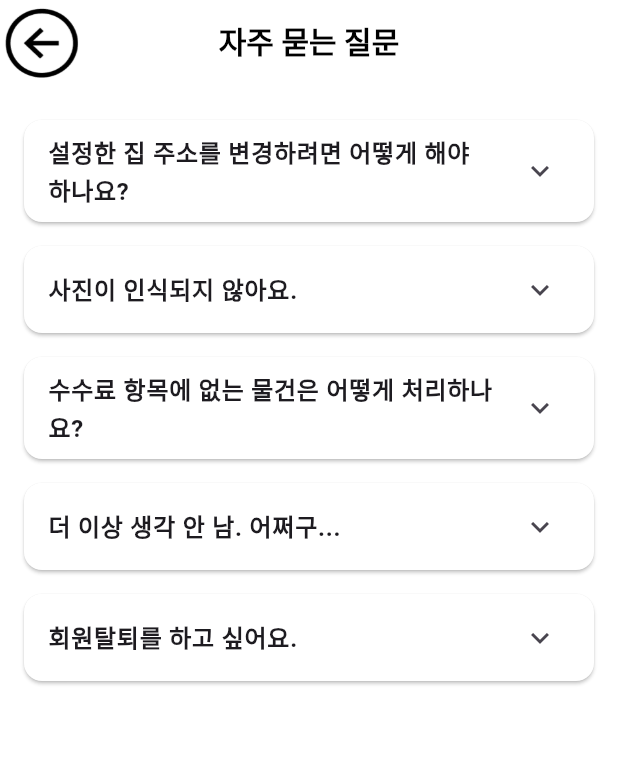
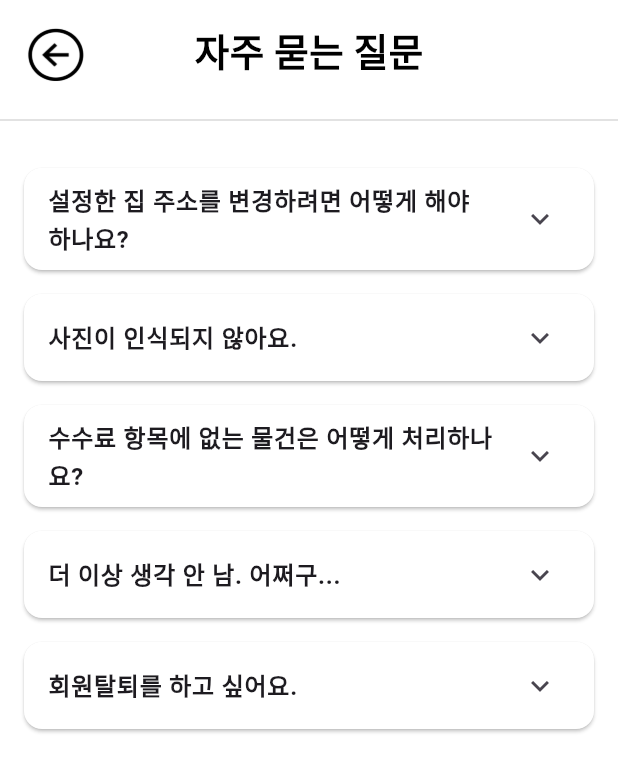
Before and after one commit to Ssdam-Ssdam/Ssdam_Frontend, a Flutter app: the FAQScreen screen opened directly with empty values, on a phone screen of 412 x 824 dp. Shown: the top 772 px of the screen. Run offline on Flutter 3.47's test engine with Material 3 defaults, Android fonts, the phone set to English and light mode, and no system bars; our stand-ins replace flutter_secure_storage, image_picker, webview_flutter; accounts and stored records are empty.

Commit message:
text_result, faq_screen

```diff
--- a/lib/screens/faq_screen.dart
+++ b/lib/screens/faq_screen.dart
@@ -37,44 +37,53 @@ class _FAQScreenState extends State<FAQScreen> {
   Widget build(BuildContext context) {
     return Scaffold(
       backgroundColor: Colors.white,  // 배경색을 흰색으로 설정
-      appBar: AppBar(
-        leading: GestureDetector(
-          onTap: () {
-            widget.onNavigateBack(); // HomeScreen으로 돌아가기
-          },
-          child: SizedBox(
-            height: 30, // 전체 컨테이너 높이
-            width: 30,  // 전체 컨테이너 너비
+      body: Column(
+        children: [
+          // 상단바 역할
+          Padding(
+            padding: const EdgeInsets.all(16.0),
+            child: Stack(
+              children: [
+                // 뒤로 가기 버튼 (왼쪽 정렬)
+                Align(
+                  alignment: Alignment.centerLeft,
+                  child: GestureDetector(
+                    onTap: widget.onNavigateBack, // HomeScreen으로 돌아가기
                     child: Image.asset(
-              'assets/backbutton.png',
-              fit: BoxFit.contain, // 이미지 비율 유지하며 축소
+                      'assets/backbutton.png', // backbutton.png 파일 경로 확인 필요
+                      height: 40,
                     ),
                   ),
                 ),
-        title: Text(
+                // 제목 텍스트 (가운데 정렬)
+                Align(
+                  alignment: Alignment.center,
+                  child: Text(
                     '자주 묻는 질문',
                     style: TextStyle(
                       color: Colors.black,
                       fontWeight: FontWeight.bold,
-            fontSize: 20,
+                      fontSize: 25,
                     ),
                   ),
-        centerTitle: true,
-        backgroundColor: Colors.white,
-        elevation: 0,
                 ),
-      body: Container(
-        color: Colors.white,  // ListView의 배경색을 흰색으로 설정
-        child: Padding(
+              ],
+            ),
+          ),
+          Divider(
+            color: Color(0xFFD9D9D9),
+            thickness: 1,
+          ),
+          // FAQ 리스트
+          Expanded(
+            child: ListView.builder(
               padding: const EdgeInsets.all(16.0),
-          child: ListView.builder(
               itemCount: faqs.length,
               itemBuilder: (context, index) {
                 return Card(
                   margin: EdgeInsets.symmetric(vertical: 8.0),
-                color: Colors.white, // Card 배경색을 흰색으로 설정
+                  color: Colors.white, // Card 배경색 설정
                   child: ExpansionTile(
-                  backgroundColor: Colors.white, // ExpansionTile 배경색을 흰색으로 설정
                     title: Text(
                       faqs[index]['question']!,
                       style: TextStyle(fontSize: 16, fontWeight: FontWeight.bold),
@@ -93,6 +102,7 @@ class _FAQScreenState extends State<FAQScreen> {
               },
             ),
           ),
+        ],
       ),
     );
   }
```
Also changed, not shown: lib/screens/text_result_screen.dart (+33 -3 lines). Lines whose indentation alone changed are shown as unchanged.
